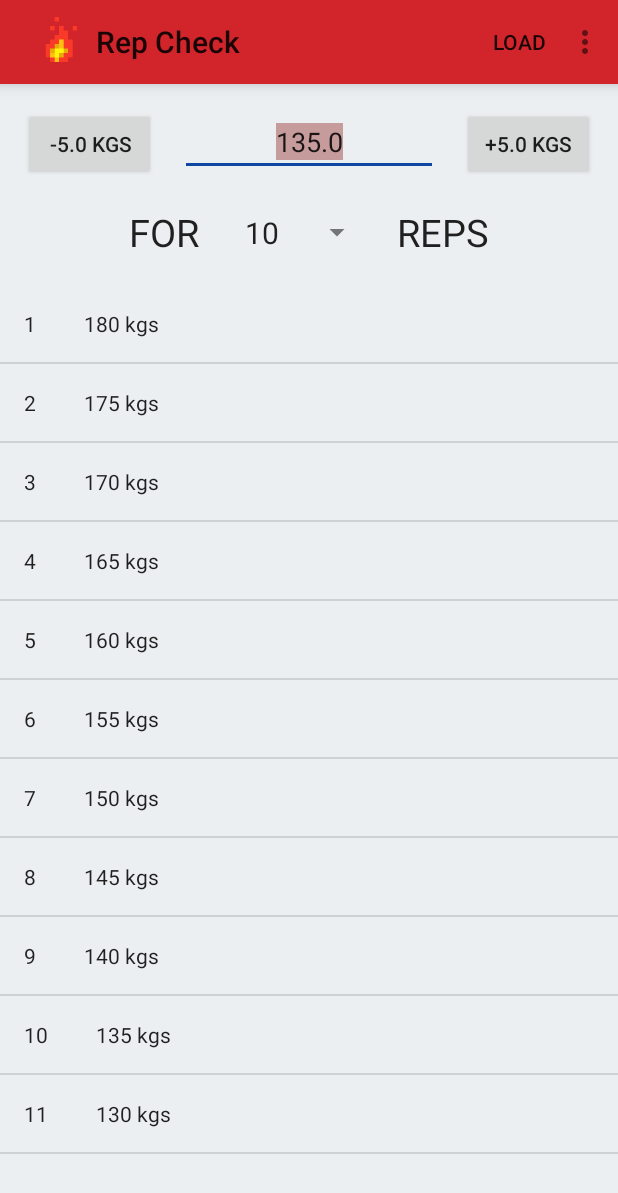
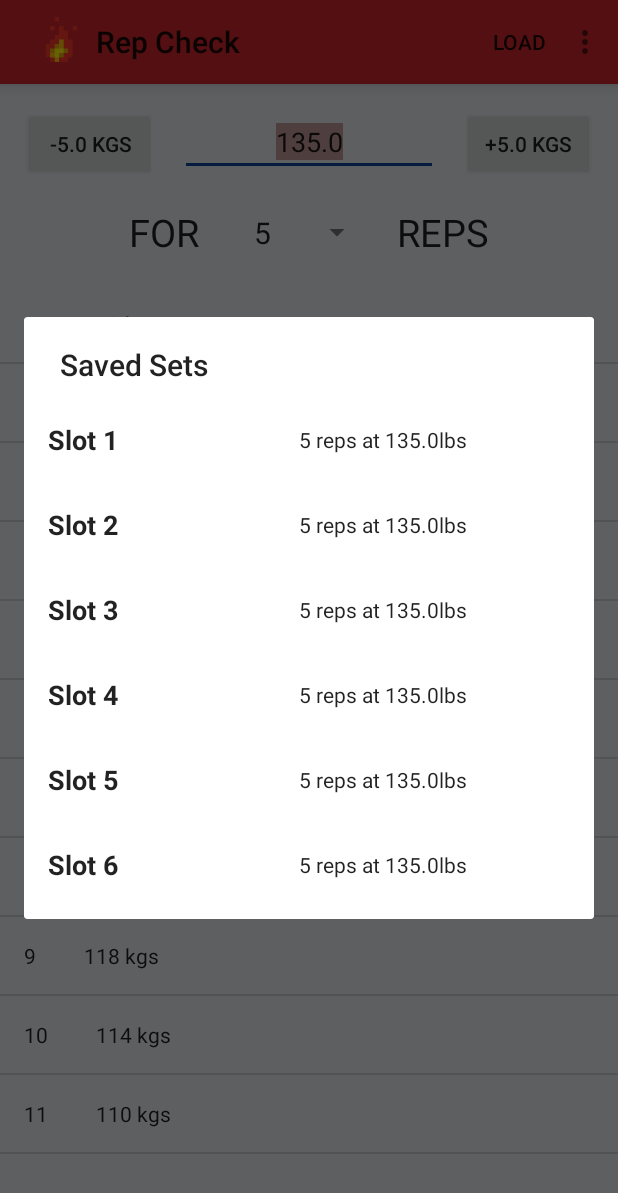
Before and after one commit to btnewton/RepCheck, an Android app: the screen it shows after launch (MainActivity), after a tap on "LOAD", on a phone screen of 412 x 824 dp. Shown: the top 1193 px of the screen. Run offline under Robolectric (Android 15) with nearby library versions, the phone set to English and light mode, and no system bars; our stand-ins replace AdMob.

Commit message:
Made Setslots auto populate if some are missing

```diff
--- a/app/src/main/java/com/example/brandt/repcheck/activities/MaxRepFragment.java
+++ b/app/src/main/java/com/example/brandt/repcheck/activities/MaxRepFragment.java
@@ -26,6 +26,7 @@ import android.widget.Spinner;
 import android.widget.TextView;
 
 import com.example.brandt.repcheck.R;
+import com.example.brandt.repcheck.database.seeders.SetSeeder;
 import com.example.brandt.repcheck.models.SetSlot;
 import com.example.brandt.repcheck.models.Unit;
 import com.example.brandt.repcheck.models.calculations.FormulaWrapper;
@@ -40,7 +41,6 @@ import java.lang.ref.WeakReference;
  */
 public class MaxRepFragment extends Fragment {
 
-    final int MAX_REPS = 20;
     FormulaWrapper formulaWrapper;
     private EditText weightEditText;
     private Spinner repsSpinner;
@@ -56,12 +56,11 @@ public class MaxRepFragment extends Fragment {
         super.onCreate(savedInstanceState);
         setHasOptionsMenu(true);
 
+        if (SetSlot.getSlotCount(getActivity()) != getResources().getInteger(R.integer.set_slot_count)) {
+            new SetSeeder().seed(getActivity());
+        }
+
         SetSlot setSlot = SetSlot.first(getActivity());
-
-        if (setSlot == null) {
-            // There are no saved sets
-            setSlot = SetSlot.defaultSet("Default");
-        }
 
         incrementValue = 5;
 
@@ -143,6 +142,8 @@ public class MaxRepFragment extends Fragment {
                 }
             }
         });
+
+        // Dismiss keyboard when enter is pressed
         weightEditText.setOnEditorActionListener(new TextView.OnEditorActionListener() {
 
             @Override
@@ -150,15 +151,14 @@ public class MaxRepFragment extends Fragment {
                 if (event != null && (event.getKeyCode() == KeyEvent.KEYCODE_ENTER)) {
                     InputMethodManager in = (InputMethodManager) getActivity().getSystemService(Context.INPUT_METHOD_SERVICE);
 
-                    // NOTE: In the author's example, he uses an identifier
-                    // called searchBar. If setting this code on your EditText
-                    // then use v.getWindowToken() as a reference to your
-                    // EditText is passed into this callback as a TextView
-
-                    in.hideSoftInputFromWindow(getActivity().getCurrentFocus().getWindowToken(),
-                            InputMethodManager.HIDE_NOT_ALWAYS);
-                    // Must return true here to consume event
-                    return true;
+                    try {
+                        in.hideSoftInputFromWindow(getActivity().getCurrentFocus().getWindowToken(),
+                                InputMethodManager.HIDE_NOT_ALWAYS);
+                        // Must return true here to consume event
+                        return true;
+                    }catch(Exception e) {
+                        return false;
+                    }
                 }
                 return false;
             }
@@ -198,11 +198,11 @@ public class MaxRepFragment extends Fragment {
         });
 
         // Rep input
-        Integer[] items = new Integer[MAX_REPS];
-        for (int i = 0; i < MAX_REPS; i++) {
+        Integer[] items = new Integer[getResources().getInteger(R.integer.max_reps)];
+        for (int i = 0; i < items.length; i++) {
             items[i] = i + 1;
         }
-        ArrayAdapter<Integer> adapter = new ArrayAdapter<Integer>(getActivity(), R.layout.big_spinner_item, items);
+        ArrayAdapter<Integer> adapter = new ArrayAdapter<>(getActivity(), R.layout.big_spinner_item, items);
         repsSpinner = (Spinner) view.findViewById(R.id.rep_spinner);
         repsSpinner.setAdapter(adapter);
         repsSpinner.setSelection(formulaWrapper.getReps() - 1);
@@ -261,7 +261,7 @@ public class MaxRepFragment extends Fragment {
     }
 
     private void updateCalculations() {
-        weightListAdapter.updateData(formulaWrapper.getWeightForRepRangeAsWeightHolderArray(MAX_REPS));
+        weightListAdapter.updateData(formulaWrapper.getWeightForRepRangeAsWeightHolderArray(getResources().getInteger(R.integer.max_reps)));
     }
 
     private void showIncrementList() {
@@ -274,7 +274,7 @@ public class MaxRepFragment extends Fragment {
         private final WeakReference<MaxRepFragment> mActivity;
 
         public IncrementUpdateHandler(MaxRepFragment maxRepFragment) {
-            mActivity = new WeakReference<MaxRepFragment>(maxRepFragment);
+            mActivity = new WeakReference<>(maxRepFragment);
         }
 
         @Override
@@ -289,7 +289,7 @@ public class MaxRepFragment extends Fragment {
         private final WeakReference<MaxRepFragment> mActivity;
 
         public LoadUpdateHandler(MaxRepFragment maxRepFragment) {
-            mActivity = new WeakReference<MaxRepFragment>(maxRepFragment);
+            mActivity = new WeakReference<>(maxRepFragment);
         }
 
         @Override
--- a/app/src/main/java/com/example/brandt/repcheck/database/seeders/SetSeeder.java
+++ b/app/src/main/java/com/example/brandt/repcheck/database/seeders/SetSeeder.java
@@ -16,17 +16,28 @@ public class SetSeeder extends Seeder {
     public void seed(Context context) {
         int now = new Date().getSeconds();
 
-        SetSlot set1 = new SetSlot(5, 225, new Date(now));
-        set1.setName("Bench press");
+        SetSlot set1 = new SetSlot(5, 135);
+        set1.setName("Slot 1");
         set1.saveChanges(context);
 
-        // 2 hours ago
-        SetSlot set2 = new SetSlot(5, 55, new Date(now - 60 * 60 * 2));
-        set2.setName("Curl");
+        SetSlot set2 = new SetSlot(5, 135);
+        set2.setName("Slot 2");
         set2.saveChanges(context);
 
-        SetSlot set3 = new SetSlot(3, 315, new Date(2015, 3, 3));
-        set3.setName("Deadlift");
+        SetSlot set3 = new SetSlot(5, 135);
+        set3.setName("Slot 3");
         set3.saveChanges(context);
+
+        SetSlot set4 = new SetSlot(5, 135);
+        set4.setName("Slot 4");
+        set4.saveChanges(context);
+
+        SetSlot set5 = new SetSlot(5, 135);
+        set5.setName("Slot 5");
+        set5.saveChanges(context);
+
+        SetSlot set6 = new SetSlot(5, 135);
+        set6.setName("Slot 6");
+        set6.saveChanges(context);
     }
 }
--- a/app/src/main/java/com/example/brandt/repcheck/models/SetSlot.java
+++ b/app/src/main/java/com/example/brandt/repcheck/models/SetSlot.java
@@ -24,14 +24,11 @@ public class SetSlot extends DataObject {
     private double weight;
     private Date lastUsed;
 
-    public static SetSlot defaultSet(String name) {
-        SetSlot setSlot = new SetSlot(10, 135);
-        setSlot.setName(name);
-        return setSlot;
-    }
-
     private SetSlot() {
         super(SetSlotTable.class, true);
+
+        if (lastUsed == null)
+            lastUsed = new Date();
     }
 
     public SetSlot(int reps, double weight) {
@@ -100,6 +97,10 @@ public class SetSlot extends DataObject {
         }
     }
 
+    public static int getSlotCount(Context context) {
+        return new SetSlot().getCount(context);
+    }
+
     public static SetSlot findById(Context context, int id) {
         SetSlot setSlot = new SetSlot();
         return setSlot.find(context, id, setSlot);
--- a/app/src/main/java/com/example/brandt/repcheck/util/database/DataObject.java
+++ b/app/src/main/java/com/example/brandt/repcheck/util/database/DataObject.java
@@ -16,6 +16,7 @@ public abstract class DataObject {
     private boolean isNewRecord;
     private static Schema table;
     private static int lastInsertID;
+    private String primaryKey;
 
     protected <T extends Schema> DataObject(Class<T> tableType, boolean isNewRecord) {
         if (table == null) {
@@ -27,8 +28,12 @@ public abstract class DataObject {
                 e.printStackTrace();
             }
         }
+        primaryKey = "id";
+        this.isNewRecord = isNewRecord;
+    }
 
-        this.isNewRecord = isNewRecord;
+    public void setPrimaryKey(String primaryKey) {
+        this.primaryKey = primaryKey;
     }
 
     public void setId(int id) {
@@ -42,7 +47,6 @@ public abstract class DataObject {
     protected void setIsNewRecord(boolean isNewRecord) {
         this.isNewRecord = isNewRecord;
     }
-
 
     public boolean saveChanges(Context context) {
         if (isNewRecord) {
@@ -60,6 +64,14 @@ public abstract class DataObject {
             return DBHandler.getWritable(context).
                     update(getTableName(), getContentValues(), whereClause, whereArgs) > 0;
         }
+    }
+
+    public int getCount(Context context) {
+        Cursor cursor = DBHandler.getReadable(context).query(getTableName(),
+                getColumns(),
+                null, null, null, null, null, null);
+
+        return cursor.getCount();
     }
 
     public <T extends DataObject> T find(Context context, int id, T returnType) {
--- /dev/null
+++ b/app/src/main/res/values/integers.xml
@@ -0,0 +1,5 @@
+<?xml version="1.0" encoding="utf-8"?>
+<resources>
+    <integer name="max_reps">20</integer>
+    <integer name="set_slot_count">6</integer>
+</resources>
```
